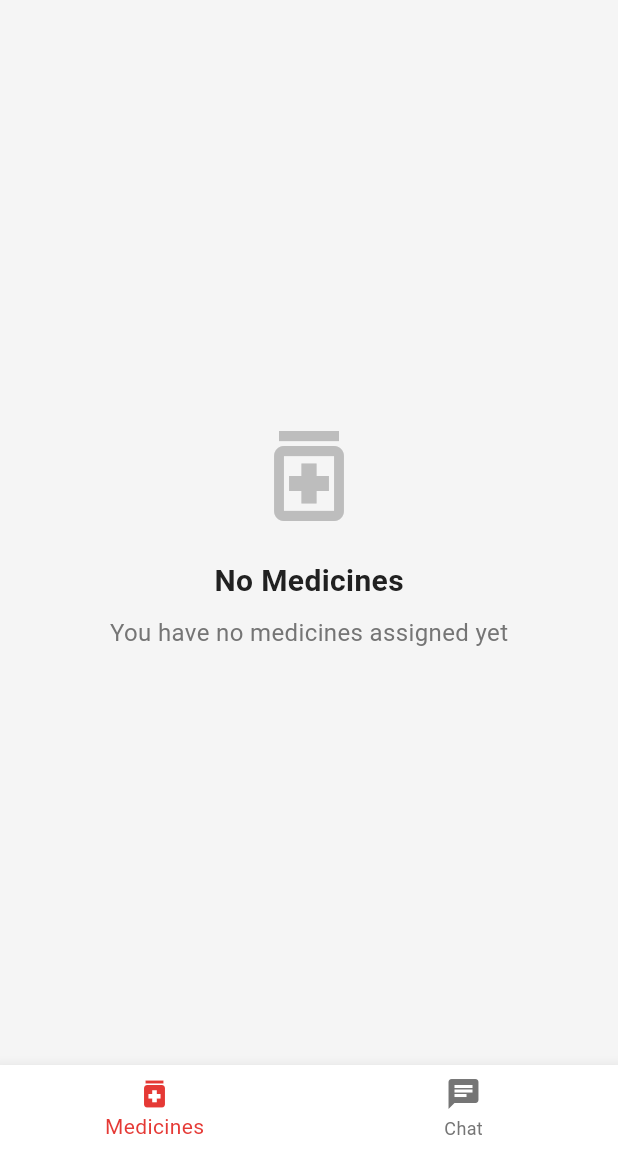
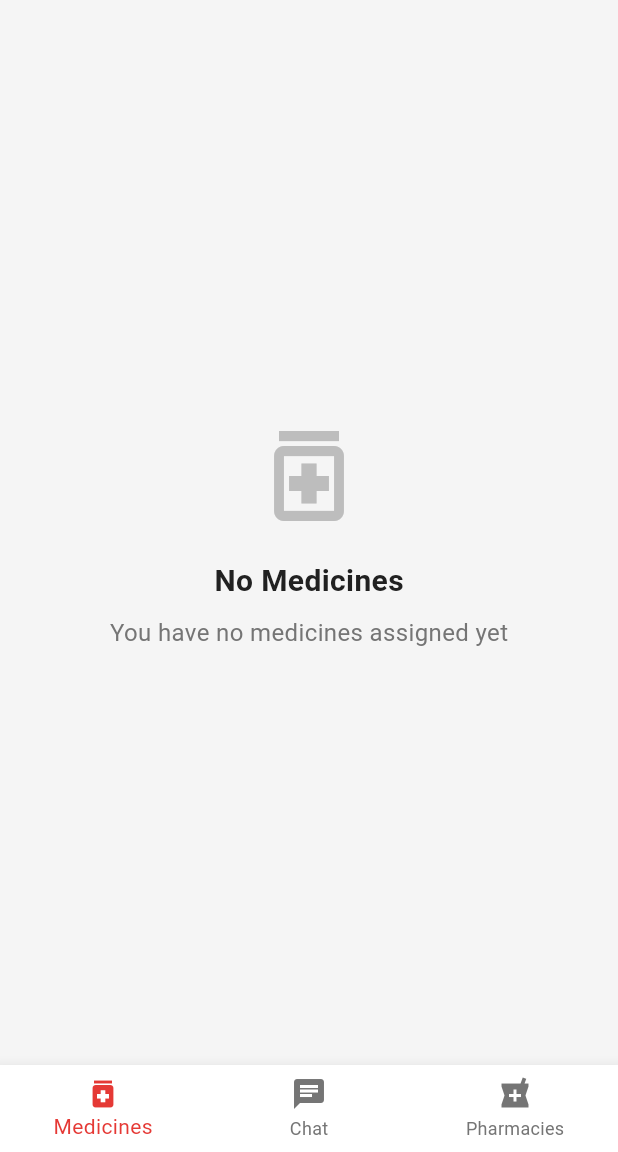
Before and after one commit to Alameer32/wisedose, a Flutter app: the PatientDashboard screen opened by its route, on a phone screen of 412 x 824 dp, the part 84-1236 px from its top. Run offline on Flutter 3.47's test engine with Material 3 defaults, Android fonts, the phone set to English and light mode, and no system bars; our stand-ins replace cloud_firestore, firebase_auth, firebase_core, shared_preferences; accounts and stored records are empty.

Commit message:
map page

```diff
--- a/lib/screens/patient/patient_dashboard.dart
+++ b/lib/screens/patient/patient_dashboard.dart
@@ -6,6 +6,7 @@ import 'package:wisedose/services/medicine_service.dart';
 import 'package:wisedose/services/theme_service.dart';
 import 'package:wisedose/screens/patient/medicine_detail_screen.dart';
 import 'package:wisedose/screens/patient/patient_chat_screen.dart';
+import 'package:wisedose/screens/patient/pharmacy_locator_screen.dart';
 import 'package:wisedose/utils/app_theme.dart';
 import 'package:wisedose/widgets/medicine_card.dart';
 import 'package:wisedose/widgets/theme_toggle.dart';
@@ -87,6 +88,10 @@ class _PatientDashboardState extends State<PatientDashboard> {
             icon: Icon(Icons.chat),
             label: 'Chat',
           ),
+          BottomNavigationBarItem(
+            icon: Icon(Icons.local_pharmacy),
+            label: 'Pharmacies',
+          ),
         ],
       ),
     );
@@ -98,6 +103,8 @@ class _PatientDashboardState extends State<PatientDashboard> {
         return _buildMedicinesList(authService);
       case 1:
         return PatientChatScreen(patientId: authService.userModel!.uid);
+      case 2:
+        return _buildNearestPharmacy();
       default:
         return _buildMedicinesList(authService);
     }
@@ -325,4 +332,8 @@ class _PatientDashboardState extends State<PatientDashboard> {
       ),
     );
   }
+
+  Widget _buildNearestPharmacy() {
+    return const PharmacyLocatorScreen();
+  }
 }
--- a/pubspec.yaml
+++ b/pubspec.yaml
@@ -15,6 +15,8 @@ dependencies:
   cloud_firestore: ^5.6.9
   provider: ^6.1.1
   shared_preferences: ^2.2.2
+  geolocator: ^10.1.0
+  url_launcher: ^6.2.2
 dev_dependencies:
   flutter_test:
     sdk: flutter
```
Also changed, not shown: lib/screens/patient/pharmacy_locator_screen.dart (added, +44 -0 lines), pubspec.lock, 6 other files.
